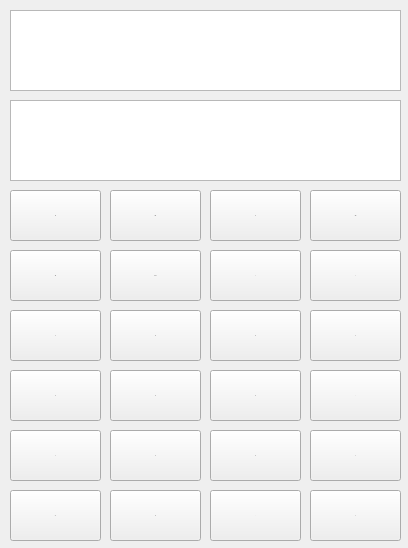
Before: the Qt Designer form calcurator/standard.ui in xuwanning/QT-, drawn with Qt 5.
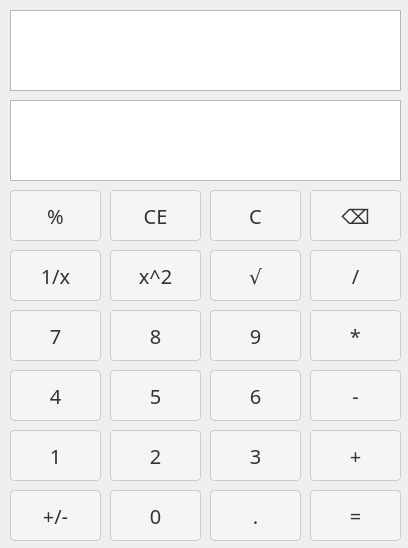
After: the same form once the commit is applied. Icons and pictures are not drawn.

Patch:
```diff
--- a/calcurator/standard.ui
+++ b/calcurator/standard.ui
@@ -641,6 +641,45 @@
       <height>51</height>
      </rect>
     </property>
+    <property name="styleSheet">
+     <string notr="true">QPushButton {
+    font-family: &quot;微软雅黑&quot;;
+    font-size: 20px;
+    padding: 8px 12px;
+    border: 1px solid #ccc;
+    border-radius: 4px;
+    background-color: #f5f5f5;
+    color: #333;
+}
+
+QPushButton:hover {
+    background-color: #ebebeb;
+}
+
+QPushButton:pressed {
+    background-color: #d4d4d4;
+}
+
+QLineEdit {
+    font-family: &quot;微软雅黑&quot;;
+    font-size: 20px;
+    padding: 8px;
+    border: 1px solid #ccc;
+    border-radius: 4px;
+    background-color: #fff;
+    color: #333;
+}
+
+QLineEdit:hover {
+    background-color: #f5f5f5;
+}
+
+QLineEdit:focus {
+    border-color: #4d90fe;
+    outline: none;
+}
+</string>
+    </property>
     <property name="text">
      <string>1</string>
     </property>
@@ -654,6 +693,45 @@
       <height>51</height>
      </rect>
     </property>
+    <property name="styleSheet">
+     <string notr="true">QPushButton {
+    font-family: &quot;微软雅黑&quot;;
+    font-size: 20px;
+    padding: 8px 12px;
+    border: 1px solid #ccc;
+    border-radius: 4px;
+    background-color: #f5f5f5;
+    color: #333;
+}
+
+QPushButton:hover {
+    background-color: #ebebeb;
+}
+
+QPushButton:pressed {
+    background-color: #d4d4d4;
+}
+
+QLineEdit {
+    font-family: &quot;微软雅黑&quot;;
+    font-size: 20px;
+    padding: 8px;
+    border: 1px solid #ccc;
+    border-radius: 4px;
+    background-color: #fff;
+    color: #333;
+}
+
+QLineEdit:hover {
+    background-color: #f5f5f5;
+}
+
+QLineEdit:focus {
+    border-color: #4d90fe;
+    outline: none;
+}
+</string>
+    </property>
     <property name="text">
      <string>2</string>
     </property>
@@ -667,6 +745,45 @@
       <height>51</height>
      </rect>
     </property>
+    <property name="styleSheet">
+     <string notr="true">QPushButton {
+    font-family: &quot;微软雅黑&quot;;
+    font-size: 20px;
+    padding: 8px 12px;
+    border: 1px solid #ccc;
+    border-radius: 4px;
+    background-color: #f5f5f5;
+    color: #333;
+}
+
+QPushButton:hover {
+    background-color: #ebebeb;
+}
+
+QPushButton:pressed {
+    background-color: #d4d4d4;
+}
+
+QLineEdit {
+    font-family: &quot;微软雅黑&quot;;
+    font-size: 20px;
+    padding: 8px;
+    border: 1px solid #ccc;
+    border-radius: 4px;
+    background-color: #fff;
+    color: #333;
+}
+
+QLineEdit:hover {
+    background-color: #f5f5f5;
+}
+
+QLineEdit:focus {
+    border-color: #4d90fe;
+    outline: none;
+}
+</string>
+    </property>
     <property name="text">
      <string>3</string>
     </property>
@@ -680,6 +797,45 @@
       <height>51</height>
      </rect>
     </property>
+    <property name="styleSheet">
+     <string notr="true">QPushButton {
+    font-family: &quot;微软雅黑&quot;;
+    font-size: 20px;
+    padding: 8px 12px;
+    border: 1px solid #ccc;
+    border-radius: 4px;
+    background-color: #f5f5f5;
+    color: #333;
+}
+
+QPushButton:hover {
+    background-color: #ebebeb;
+}
+
+QPushButton:pressed {
+    background-color: #d4d4d4;
+}
+
+QLineEdit {
+    font-family: &quot;微软雅黑&quot;;
+    font-size: 20px;
+    padding: 8px;
+    border: 1px solid #ccc;
+    border-radius: 4px;
+    background-color: #fff;
+    color: #333;
+}
+
+QLineEdit:hover {
+    background-color: #f5f5f5;
+}
+
+QLineEdit:focus {
+    border-color: #4d90fe;
+    outline: none;
+}
+</string>
+    </property>
     <property name="text">
      <string>4</string>
     </property>
@@ -693,6 +849,45 @@
       <height>51</height>
      </rect>
     </property>
+    <property name="styleSheet">
+     <string notr="true">QPushButton {
+    font-family: &quot;微软雅黑&quot;;
+    font-size: 20px;
+    padding: 8px 12px;
+    border: 1px solid #ccc;
+    border-radius: 4px;
+    background-color: #f5f5f5;
+    color: #333;
+}
+
+QPushButton:hover {
+    background-color: #ebebeb;
+}
+
+QPushButton:pressed {
+    background-color: #d4d4d4;
+}
+
+QLineEdit {
+    font-family: &quot;微软雅黑&quot;;
+    font-size: 20px;
+    padding: 8px;
+    border: 1px solid #ccc;
+    border-radius: 4px;
+    background-color: #fff;
+    color: #333;
+}
+
+QLineEdit:hover {
+    background-color: #f5f5f5;
+}
+
+QLineEdit:focus {
+    border-color: #4d90fe;
+    outline: none;
+}
+</string>
+    </property>
     <property name="text">
      <string>5</string>
     </property>
@@ -706,6 +901,45 @@
       <height>51</height>
      </rect>
     </property>
+    <property name="styleSheet">
+     <string notr="true">QPushButton {
+    font-family: &quot;微软雅黑&quot;;
+    font-size: 20px;
+    padding: 8px 12px;
+    border: 1px solid #ccc;
+    border-radius: 4px;
+    background-color: #f5f5f5;
+    color: #333;
+}
+
+QPushButton:hover {
+    background-color: #ebebeb;
+}
+
+QPushButton:pressed {
+    background-color: #d4d4d4;
+}
+
+QLineEdit {
+    font-family: &quot;微软雅黑&quot;;
+    font-size: 20px;
+    padding: 8px;
+    border: 1px solid #ccc;
+    border-radius: 4px;
+    background-color: #fff;
+    color: #333;
+}
+
+QLineEdit:hover {
+    background-color: #f5f5f5;
+}
+
+QLineEdit:focus {
+    border-color: #4d90fe;
+    outline: none;
+}
+</string>
+    </property>
     <property name="text">
      <string>6</string>
     </property>
@@ -719,6 +953,45 @@
       <height>51</height>
      </rect>
     </property>
+    <property name="styleSheet">
+     <string notr="true">QPushButton {
+    font-family: &quot;微软雅黑&quot;;
+    font-size: 20px;
+    padding: 8px 12px;
+    border: 1px solid #ccc;
+    border-radius: 4px;
+    background-color: #f5f5f5;
+    color: #333;
+}
+
+QPushButton:hover {
+    background-color: #ebebeb;
+}
+
+QPushButton:pressed {
+    background-color: #d4d4d4;
+}
+
+QLineEdit {
+    font-family: &quot;微软雅黑&quot;;
+    font-size: 20px;
+    padding: 8px;
+    border: 1px solid #ccc;
+    border-radius: 4px;
+    background-color: #fff;
+    color: #333;
+}
+
+QLineEdit:hover {
+    background-color: #f5f5f5;
+}
+
+QLineEdit:focus {
+    border-color: #4d90fe;
+    outline: none;
+}
+</string>
+    </property>
     <property name="text">
      <string>7</string>
     </property>
@@ -732,6 +1005,45 @@
       <height>51</height>
      </rect>
     </property>
+    <property name="styleSheet">
+     <string notr="true">QPushButton {
+    font-family: &quot;微软雅黑&quot;;
+    font-size: 20px;
+    padding: 8px 12px;
+    border: 1px solid #ccc;
+    border-radius: 4px;
+    background-color: #f5f5f5;
+    color: #333;
+}
+
+QPushButton:hover {
+    background-color: #ebebeb;
+}
+
+QPushButton:pressed {
+    background-color: #d4d4d4;
+}
+
+QLineEdit {
+    font-family: &quot;微软雅黑&quot;;
+    font-size: 20px;
+    padding: 8px;
+    border: 1px solid #ccc;
+    border-radius: 4px;
+    background-color: #fff;
+    color: #333;
+}
+
+QLineEdit:hover {
+    background-color: #f5f5f5;
+}
+
+QLineEdit:focus {
+    border-color: #4d90fe;
+    outline: none;
+}
+</string>
+    </property>
     <property name="text">
      <string>8</string>
     </property>
@@ -745,6 +1057,45 @@
       <height>51</height>
      </rect>
     </property>
+    <property name="styleSheet">
+     <string notr="true">QPushButton {
+    font-family: &quot;微软雅黑&quot;;
+    font-size: 20px;
+    padding: 8px 12px;
+    border: 1px solid #ccc;
+    border-radius: 4px;
+    background-color: #f5f5f5;
+    color: #333;
+}
+
+QPushButton:hover {
+    background-color: #ebebeb;
+}
+
+QPushButton:pressed {
+    background-color: #d4d4d4;
+}
+
+QLineEdit {
+    font-family: &quot;微软雅黑&quot;;
+    font-size: 20px;
+    padding: 8px;
+    border: 1px solid #ccc;
+    border-radius: 4px;
+    background-color: #fff;
+    color: #333;
+}
+
+QLineEdit:hover {
+    background-color: #f5f5f5;
+}
+
+QLineEdit:focus {
+    border-color: #4d90fe;
+    outline: none;
+}
+</string>
+    </property>
     <property name="text">
      <string>9</string>
     </property>
@@ -758,6 +1109,45 @@
       <height>51</height>
      </rect>
     </property>
+    <property name="styleSheet">
+     <string notr="true">QPushButton {
+    font-family: &quot;微软雅黑&quot;;
+    font-size: 20px;
+    padding: 8px 12px;
+    border: 1px solid #ccc;
+    border-radius: 4px;
+    background-color: #f5f5f5;
+    color: #333;
+}
+
+QPushButton:hover {
+    background-color: #ebebeb;
+}
+
+QPushButton:pressed {
+    background-color: #d4d4d4;
+}
+
+QLineEdit {
+    font-family: &quot;微软雅黑&quot;;
+    font-size: 20px;
+    padding: 8px;
+    border: 1px solid #ccc;
+    border-radius: 4px;
+    background-color: #fff;
+    color: #333;
+}
+
+QLineEdit:hover {
+    background-color: #f5f5f5;
+}
+
+QLineEdit:focus {
+    border-color: #4d90fe;
+    outline: none;
+}
+</string>
+    </property>
     <property name="text">
      <string>+</string>
     </property>
@@ -771,6 +1161,45 @@
       <height>51</height>
      </rect>
     </property>
+    <property name="styleSheet">
+     <string notr="true">QPushButton {
+    font-family: &quot;微软雅黑&quot;;
+    font-size: 20px;
+    padding: 8px 12px;
+    border: 1px solid #ccc;
+    border-radius: 4px;
+    background-color: #f5f5f5;
+    color: #333;
+}
+
+QPushButton:hover {
+    background-color: #ebebeb;
+}
+
+QPushButton:pressed {
+    background-color: #d4d4d4;
+}
+
+QLineEdit {
+    font-family: &quot;微软雅黑&quot;;
+    font-size: 20px;
+    padding: 8px;
+    border: 1px solid #ccc;
+    border-radius: 4px;
+    background-color: #fff;
+    color: #333;
+}
+
+QLineEdit:hover {
+    background-color: #f5f5f5;
+}
+
+QLineEdit:focus {
+    border-color: #4d90fe;
+    outline: none;
+}
+</string>
+    </property>
     <property name="text">
      <string>-</string>
     </property>
@@ -784,6 +1213,45 @@
       <height>51</height>
      </rect>
     </property>
+    <property name="styleSheet">
+     <string notr="true">QPushButton {
+    font-family: &quot;微软雅黑&quot;;
+    font-size: 20px;
+    padding: 8px 12px;
+    border: 1px solid #ccc;
+    border-radius: 4px;
+    background-color: #f5f5f5;
+    color: #333;
+}
+
+QPushButton:hover {
+    background-color: #ebebeb;
+}
+
+QPushButton:pressed {
+    background-color: #d4d4d4;
+}
+
+QLineEdit {
+    font-family: &quot;微软雅黑&quot;;
+    font-size: 20px;
+    padding: 8px;
+    border: 1px solid #ccc;
+    border-radius: 4px;
+    background-color: #fff;
+    color: #333;
+}
+
+QLineEdit:hover {
+    background-color: #f5f5f5;
+}
+
+QLineEdit:focus {
+    border-color: #4d90fe;
+    outline: none;
+}
+</string>
+    </property>
     <property name="text">
      <string>0</string>
     </property>
@@ -797,6 +1265,45 @@
       <height>51</height>
      </rect>
     </property>
+    <property name="styleSheet">
+     <string notr="true">QPushButton {
+    font-family: &quot;微软雅黑&quot;;
+    font-size: 20px;
+    padding: 8px 12px;
+    border: 1px solid #ccc;
+    border-radius: 4px;
+    background-color: #f5f5f5;
+    color: #333;
+}
+
+QPushButton:hover {
+    background-color: #ebebeb;
+}
+
+QPushButton:pressed {
+    background-color: #d4d4d4;
+}
+
+QLineEdit {
+    font-family: &quot;微软雅黑&quot;;
+    font-size: 20px;
+    padding: 8px;
+    border: 1px solid #ccc;
+    border-radius: 4px;
+    background-color: #fff;
+    color: #333;
+}
+
+QLineEdit:hover {
+    background-color: #f5f5f5;
+}
+
+QLineEdit:focus {
+    border-color: #4d90fe;
+    outline: none;
+}
+</string>
+    </property>
     <property name="text">
      <string>*</string>
     </property>
@@ -810,6 +1317,45 @@
       <height>51</height>
      </rect>
     </property>
+    <property name="styleSheet">
+     <string notr="true">QPushButton {
+    font-family: &quot;微软雅黑&quot;;
+    font-size: 20px;
+    padding: 8px 12px;
+    border: 1px solid #ccc;
+    border-radius: 4px;
+    background-color: #f5f5f5;
+    color: #333;
+}
+
+QPushButton:hover {
+    background-color: #ebebeb;
+}
+
+QPushButton:pressed {
+    background-color: #d4d4d4;
+}
+
+QLineEdit {
+    font-family: &quot;微软雅黑&quot;;
+    font-size: 20px;
+    padding: 8px;
+    border: 1px solid #ccc;
+    border-radius: 4px;
+    background-color: #fff;
+    color: #333;
+}
+
+QLineEdit:hover {
+    background-color: #f5f5f5;
+}
+
+QLineEdit:focus {
+    border-color: #4d90fe;
+    outline: none;
+}
+</string>
+    </property>
     <property name="text">
      <string>/</string>
     </property>
@@ -823,6 +1369,45 @@
       <height>51</height>
      </rect>
     </property>
+    <property name="styleSheet">
+     <string notr="true">QPushButton {
+    font-family: &quot;微软雅黑&quot;;
+    font-size: 20px;
+    padding: 8px 12px;
+    border: 1px solid #ccc;
+    border-radius: 4px;
+    background-color: #f5f5f5;
+    color: #333;
+}
+
+QPushButton:hover {
+    background-color: #ebebeb;
+}
+
+QPushButton:pressed {
+    background-color: #d4d4d4;
+}
+
+QLineEdit {
+    font-family: &quot;微软雅黑&quot;;
+    font-size: 20px;
+    padding: 8px;
+    border: 1px solid #ccc;
+    border-radius: 4px;
+    background-color: #fff;
+    color: #333;
+}
+
+QLineEdit:hover {
+    background-color: #f5f5f5;
+}
+
+QLineEdit:focus {
+    border-color: #4d90fe;
+    outline: none;
+}
+</string>
+    </property>
     <property name="text">
      <string>.</string>
     </property>
@@ -836,6 +1421,45 @@
       <height>51</height>
      </rect>
     </property>
+    <property name="styleSheet">
+     <string notr="true">QPushButton {
+    font-family: &quot;微软雅黑&quot;;
+    font-size: 20px;
+    padding: 8px 12px;
+    border: 1px solid #ccc;
+    border-radius: 4px;
+    background-color: #f5f5f5;
+    color: #333;
+}
+
+QPushButton:hover {
+    background-color: #ebebeb;
+}
+
+QPushButton:pressed {
+    background-color: #d4d4d4;
+}
+
+QLineEdit {
+    font-family: &quot;微软雅黑&quot;;
+    font-size: 20px;
+    padding: 8px;
+    border: 1px solid #ccc;
+    border-radius: 4px;
+    background-color: #fff;
+    color: #333;
+}
+
+QLineEdit:hover {
+    background-color: #f5f5f5;
+}
+
+QLineEdit:focus {
+    border-color: #4d90fe;
+    outline: none;
+}
+</string>
+    </property>
     <property name="text">
      <string>⌫</string>
     </property>
@@ -849,6 +1473,45 @@
       <height>51</height>
      </rect>
     </property>
+    <property name="styleSheet">
+     <string notr="true">QPushButton {
+    font-family: &quot;微软雅黑&quot;;
+    font-size: 20px;
+    padding: 8px 12px;
+    border: 1px solid #ccc;
+    border-radius: 4px;
+    background-color: #f5f5f5;
+    color: #333;
+}
+
+QPushButton:hover {
+    background-color: #ebebeb;
+}
+
+QPushButton:pressed {
+    background-color: #d4d4d4;
+}
+
+QLineEdit {
+    font-family: &quot;微软雅黑&quot;;
+    font-size: 20px;
+    padding: 8px;
+    border: 1px solid #ccc;
+    border-radius: 4px;
+    background-color: #fff;
+    color: #333;
+}
+
+QLineEdit:hover {
+    background-color: #f5f5f5;
+}
+
+QLineEdit:focus {
+    border-color: #4d90fe;
+    outline: none;
+}
+</string>
+    </property>
     <property name="text">
      <string>C</string>
     </property>
@@ -862,6 +1525,45 @@
       <height>51</height>
      </rect>
     </property>
+    <property name="styleSheet">
+     <string notr="true">QPushButton {
+    font-family: &quot;微软雅黑&quot;;
+    font-size: 20px;
+    padding: 8px 12px;
+    border: 1px solid #ccc;
+    border-radius: 4px;
+    background-color: #f5f5f5;
+    color: #333;
+}
+
+QPushButton:hover {
+    background-color: #ebebeb;
+}
+
+QPushButton:pressed {
+    background-color: #d4d4d4;
+}
+
+QLineEdit {
+    font-family: &quot;微软雅黑&quot;;
+    font-size: 20px;
+    padding: 8px;
+    border: 1px solid #ccc;
+    border-radius: 4px;
+    background-color: #fff;
+    color: #333;
+}
+
+QLineEdit:hover {
+    background-color: #f5f5f5;
+}
+
+QLineEdit:focus {
+    border-color: #4d90fe;
+    outline: none;
+}
+</string>
+    </property>
     <property name="text">
      <string>=</string>
     </property>
@@ -1505,6 +2207,45 @@
       <height>51</height>
      </rect>
     </property>
+    <property name="styleSheet">
+     <string notr="true">QPushButton {
+    font-family: &quot;微软雅黑&quot;;
+    font-size: 20px;
+    padding: 8px 12px;
+    border: 1px solid #ccc;
+    border-radius: 4px;
+    background-color: #f5f5f5;
+    color: #333;
+}
+
+QPushButton:hover {
+    background-color: #ebebeb;
+}
+
+QPushButton:pressed {
+    background-color: #d4d4d4;
+}
+
+QLineEdit {
+    font-family: &quot;微软雅黑&quot;;
+    font-size: 20px;
+    padding: 8px;
+    border: 1px solid #ccc;
+    border-radius: 4px;
+    background-color: #fff;
+    color: #333;
+}
+
+QLineEdit:hover {
+    background-color: #f5f5f5;
+}
+
+QLineEdit:focus {
+    border-color: #4d90fe;
+    outline: none;
+}
+</string>
+    </property>
     <property name="text">
      <string>%</string>
     </property>
@@ -1518,6 +2259,45 @@
       <height>51</height>
      </rect>
     </property>
+    <property name="styleSheet">
+     <string notr="true">QPushButton {
+    font-family: &quot;微软雅黑&quot;;
+    font-size: 20px;
+    padding: 8px 12px;
+    border: 1px solid #ccc;
+    border-radius: 4px;
+    background-color: #f5f5f5;
+    color: #333;
+}
+
+QPushButton:hover {
+    background-color: #ebebeb;
+}
+
+QPushButton:pressed {
+    background-color: #d4d4d4;
+}
+
+QLineEdit {
+    font-family: &quot;微软雅黑&quot;;
+    font-size: 20px;
+    padding: 8px;
+    border: 1px solid #ccc;
+    border-radius: 4px;
+    background-color: #fff;
+    color: #333;
+}
+
+QLineEdit:hover {
+    background-color: #f5f5f5;
+}
+
+QLineEdit:focus {
+    border-color: #4d90fe;
+    outline: none;
+}
+</string>
+    </property>
     <property name="text">
      <string>+/-</string>
     </property>
@@ -2161,6 +2941,45 @@
       <height>51</height>
      </rect>
     </property>
+    <property name="styleSheet">
+     <string notr="true">QPushButton {
+    font-family: &quot;微软雅黑&quot;;
+    font-size: 20px;
+    padding: 8px 12px;
+    border: 1px solid #ccc;
+    border-radius: 4px;
+    background-color: #f5f5f5;
+    color: #333;
+}
+
+QPushButton:hover {
+    background-color: #ebebeb;
+}
+
+QPushButton:pressed {
+    background-color: #d4d4d4;
+}
+
+QLineEdit {
+    font-family: &quot;微软雅黑&quot;;
+    font-size: 20px;
+    padding: 8px;
+    border: 1px solid #ccc;
+    border-radius: 4px;
+    background-color: #fff;
+    color: #333;
+}
+
+QLineEdit:hover {
+    background-color: #f5f5f5;
+}
+
+QLineEdit:focus {
+    border-color: #4d90fe;
+    outline: none;
+}
+</string>
+    </property>
     <property name="text">
      <string>1/x</string>
     </property>
@@ -2174,6 +2993,45 @@
       <height>51</height>
      </rect>
     </property>
+    <property name="styleSheet">
+     <string notr="true">QPushButton {
+    font-family: &quot;微软雅黑&quot;;
+    font-size: 20px;
+    padding: 8px 12px;
+    border: 1px solid #ccc;
+    border-radius: 4px;
+    background-color: #f5f5f5;
+    color: #333;
+}
+
+QPushButton:hover {
+    background-color: #ebebeb;
+}
+
+QPushButton:pressed {
+    background-color: #d4d4d4;
+}
+
+QLineEdit {
+    font-family: &quot;微软雅黑&quot;;
+    font-size: 20px;
+    padding: 8px;
+    border: 1px solid #ccc;
+    border-radius: 4px;
+    background-color: #fff;
+    color: #333;
+}
+
+QLineEdit:hover {
+    background-color: #f5f5f5;
+}
+
+QLineEdit:focus {
+    border-color: #4d90fe;
+    outline: none;
+}
+</string>
+    </property>
     <property name="text">
      <string>CE</string>
     </property>
@@ -2187,6 +3045,45 @@
       <height>51</height>
      </rect>
     </property>
+    <property name="styleSheet">
+     <string notr="true">QPushButton {
+    font-family: &quot;微软雅黑&quot;;
+    font-size: 20px;
+    padding: 8px 12px;
+    border: 1px solid #ccc;
+    border-radius: 4px;
+    background-color: #f5f5f5;
+    color: #333;
+}
+
+QPushButton:hover {
+    background-color: #ebebeb;
+}
+
+QPushButton:pressed {
+    background-color: #d4d4d4;
+}
+
+QLineEdit {
+    font-family: &quot;微软雅黑&quot;;
+    font-size: 20px;
+    padding: 8px;
+    border: 1px solid #ccc;
+    border-radius: 4px;
+    background-color: #fff;
+    color: #333;
+}
+
+QLineEdit:hover {
+    background-color: #f5f5f5;
+}
+
+QLineEdit:focus {
+    border-color: #4d90fe;
+    outline: none;
+}
+</string>
+    </property>
     <property name="text">
      <string>x^2</string>
     </property>
@@ -2200,6 +3097,45 @@
       <height>51</height>
      </rect>
     </property>
+    <property name="styleSheet">
+     <string notr="true">QPushButton {
+    font-family: &quot;微软雅黑&quot;;
+    font-size: 20px;
+    padding: 8px 12px;
+    border: 1px solid #ccc;
+    border-radius: 4px;
+    background-color: #f5f5f5;
+    color: #333;
+}
+
+QPushButton:hover {
+    background-color: #ebebeb;
+}
+
+QPushButton:pressed {
+    background-color: #d4d4d4;
+}
+
+QLineEdit {
+    font-family: &quot;微软雅黑&quot;;
+    font-size: 20px;
+    padding: 8px;
+    border: 1px solid #ccc;
+    border-radius: 4px;
+    background-color: #fff;
+    color: #333;
+}
+
+QLineEdit:hover {
+    background-color: #f5f5f5;
+}
+
+QLineEdit:focus {
+    border-color: #4d90fe;
+    outline: none;
+}
+</string>
+    </property>
     <property name="text">
      <string>√</string>
     </property>
```
Left out of the diff: 2 changed lines with no effect on the pictures.
